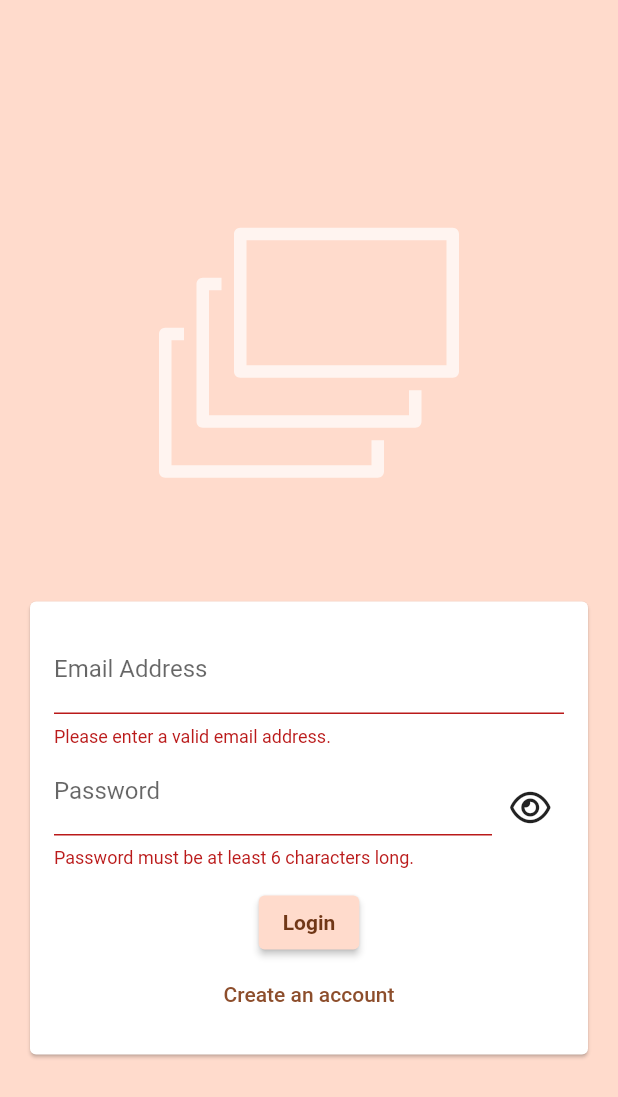
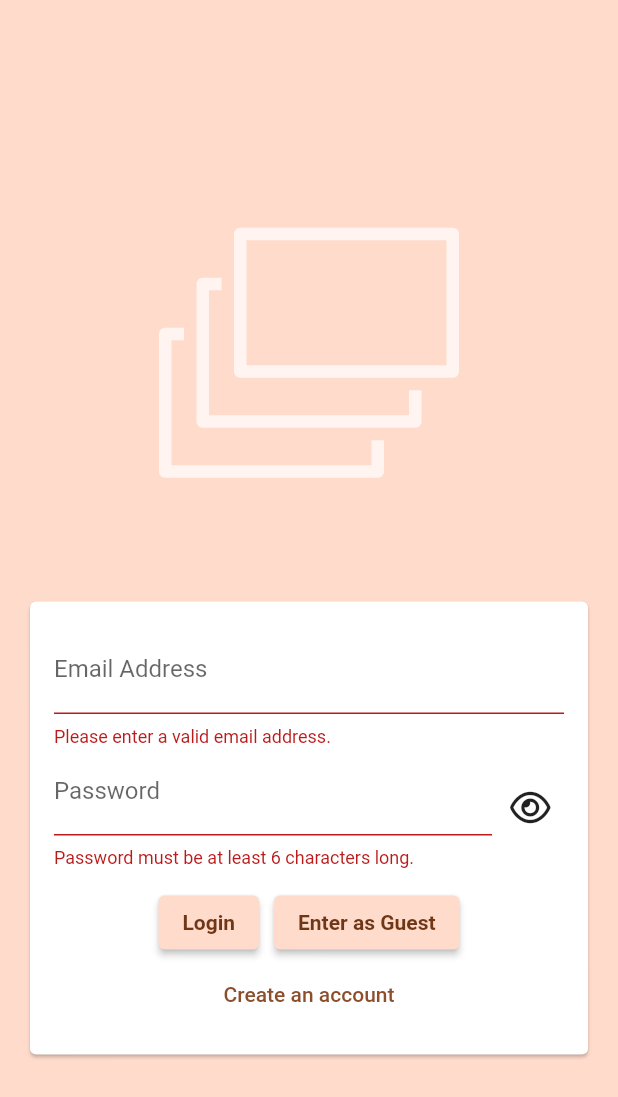
Before and after one commit to lordbenedikt/card_pairs_app_flutter, a Flutter app: the screen it shows after launch, after a tap on "Login", on a phone screen of 412 x 824 dp. Shown: the top 1097 px of the screen. Run offline on Flutter 3.47's test engine with Material 2 defaults, Android fonts, the light colour scheme and no system bars; our stand-ins replace cloud_firestore, firebase_auth, firebase_core, firebase_storage, flip_card, flutter_riverpod and 7 more; accounts and stored records are empty.

```diff
--- a/assets/secrets/secrets.json
+++ b/assets/secrets/secrets.json
@@ -1,4 +1,3 @@
 {
-    "unsplashAccessKey": "EC0dmeiBt4XfJEd7Y4GaJxy2cQRsQgueRJaAfmpbUpk",
-    "unsplashSecretKey": "lXMUFqq4KMPfGqjIHSV2F0xgHszOGR1snbSloWyzVmw"
+    "unsplashAccessKey": "EC0dmeiBt4XfJEd7Y4GaJxy2cQRsQgueRJaAfmpbUpk"
 }
--- a/lib/providers/keys_provider.dart
+++ b/lib/providers/keys_provider.dart
@@ -4,7 +4,7 @@ import 'package:flutter/services.dart' show rootBundle;
 
 class SecretProvider {
   static late final String unsplashAccessKey;
-  static late final String unsplashSecretKey;
+//  static late final String unsplashSecretKey;
 
   static Future<void> init() {
     return rootBundle.loadStructuredData<void>(
@@ -12,7 +12,7 @@ class SecretProvider {
       (jsonStr) async {
         final map = json.decode(jsonStr);
         unsplashAccessKey = map['unsplashAccessKey'];
-        unsplashSecretKey = map['unsplashSecretKey'];
+//        unsplashSecretKey = map['unsplashSecretKey'];
       },
     );
   }
--- a/lib/screens/auth.dart
+++ b/lib/screens/auth.dart
@@ -29,6 +29,19 @@ class _AuthScreenState extends State<AuthScreen> {
   var _validationDone = false;
   var _obscurePassword = true;
 
+  Future<void> _login(String email, String password) async {
+    try {
+      await _firebase.signInWithEmailAndPassword(
+          email: email, password: password);
+    } on FirebaseAuthException catch (error) {
+      if (context.mounted) {
+        ScaffoldMessenger.of(context).clearSnackBars();
+        ScaffoldMessenger.of(context).showSnackBar(
+            const SnackBar(content: Text('Authentification failed.')));
+      }
+    }
+  }
+
   void _submit() async {
     _validationDone = true;
     final isValid = _form.currentState!.validate();
@@ -46,16 +59,7 @@ class _AuthScreenState extends State<AuthScreen> {
       _isAuthenticating = true;
     });
     if (_isLogin) {
-      try {
-        await _firebase.signInWithEmailAndPassword(
-            email: _enteredEmail, password: _enteredPassword);
-      } on FirebaseAuthException catch (error) {
-        if (context.mounted) {
-          ScaffoldMessenger.of(context).clearSnackBars();
-          ScaffoldMessenger.of(context).showSnackBar(SnackBar(
-              content: Text(error.message ?? 'Authentification failed.')));
-        }
-      }
+      await _login(_enteredEmail, _enteredPassword);
     } else {
       try {
         final userCredentials = await _firebase.createUserWithEmailAndPassword(
@@ -117,7 +121,9 @@ class _AuthScreenState extends State<AuthScreen> {
                   ),
                 ),
               const SizedBox(height: 30),
-              Card(
+              ConstrainedBox(
+                constraints: const BoxConstraints(maxWidth: 600),
+                child: Card(
                   margin: const EdgeInsets.all(20),
                   child: SingleChildScrollView(
                     child: Padding(
@@ -210,8 +216,8 @@ class _AuthScreenState extends State<AuthScreen> {
                               ),
                               IconButton(
                                 onPressed: () {
-                                setState(
-                                    () => _obscurePassword = !_obscurePassword);
+                                  setState(() =>
+                                      _obscurePassword = !_obscurePassword);
                                 },
                                 icon: Icon(
                                   _obscurePassword
@@ -224,6 +230,9 @@ class _AuthScreenState extends State<AuthScreen> {
                             if (_isAuthenticating)
                               const CircularProgressIndicator(),
                             if (!_isAuthenticating)
+                              Row(
+                                mainAxisAlignment: MainAxisAlignment.center,
+                                children: [
                                   ElevatedButton(
                                     onPressed: _submit,
                                     style: ElevatedButton.styleFrom(
@@ -242,6 +251,31 @@ class _AuthScreenState extends State<AuthScreen> {
                                                   .onPrimaryContainer,
                                             )),
                                   ),
+                                  if (_isLogin) const SizedBox(width: 10),
+                                  if (_isLogin)
+                                    ElevatedButton(
+                                      onPressed: () {
+                                        _login('guest@nosuchprovider.com',
+                                            'supersecret');
+                                      },
+                                      style: ElevatedButton.styleFrom(
+                                        backgroundColor: Theme.of(context)
+                                            .colorScheme
+                                            .primaryContainer,
+                                      ),
+                                      child: Text('Enter as Guest',
+                                          style: Theme.of(context)
+                                              .textTheme
+                                              .bodyMedium!
+                                              .copyWith(
+                                                fontWeight: FontWeight.bold,
+                                                color: Theme.of(context)
+                                                    .colorScheme
+                                                    .onPrimaryContainer,
+                                              )),
+                                    ),
+                                ],
+                              ),
                             if (!_isAuthenticating)
                               TextButton(
                                 onPressed: () {
@@ -259,6 +293,7 @@ class _AuthScreenState extends State<AuthScreen> {
                     ),
                   ),
                 ),
+              ),
             ],
           ),
         ),
```
Also changed, not shown: lib/screens/memory.dart (+9 -5 lines), lib/widgets/random_set_dialog.dart (+33 -27 lines). Lines whose indentation alone changed are shown as unchanged.
